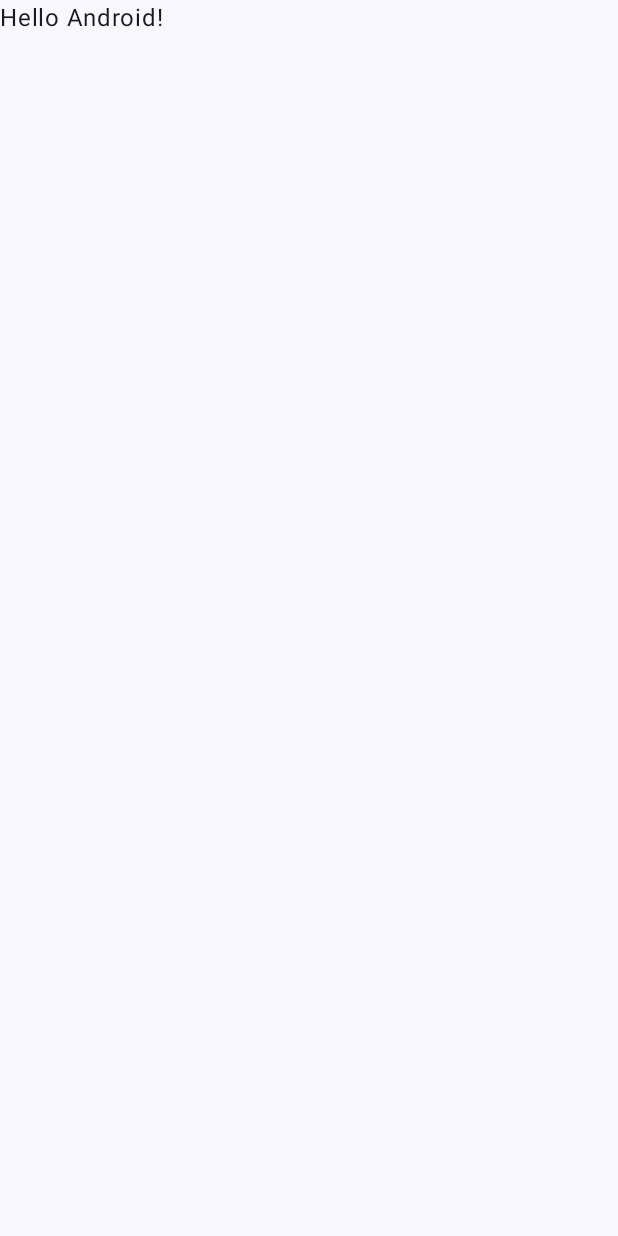
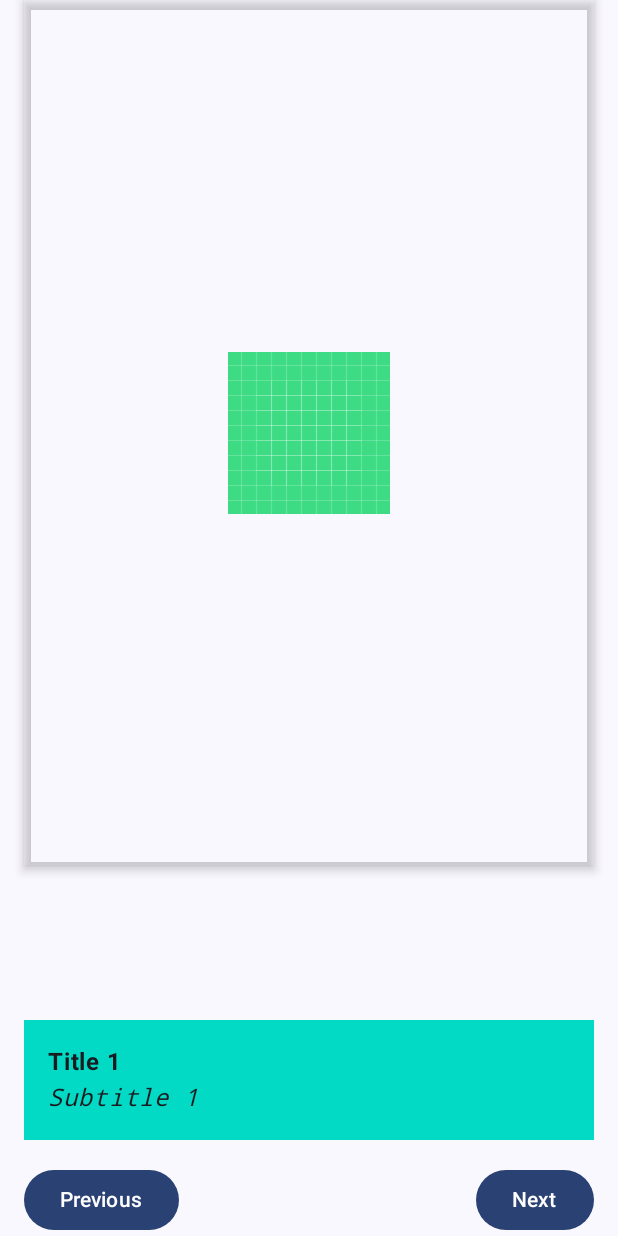
Before and after one commit to PrimozPernat/Dice-Roller-Compose, an Android app built with Jetpack Compose: the screen it shows after launch (ArtSpaceActivity), on a phone screen of 412 x 824 dp. Before the commit the screen is almost empty. Run offline under Robolectric (Android 15) with nearby library versions, the phone set to English and light mode, and no system bars.

Commit message:
ArtAppCompose partial designed completion http://tinyurl.com/35pwv2pa

```diff
--- a/app/artspaceapp/src/main/java/pp/artspaceapp/ArtSpaceActivity.kt
+++ b/app/artspaceapp/src/main/java/pp/artspaceapp/ArtSpaceActivity.kt
@@ -3,13 +3,39 @@ package pp.artspaceapp
 import android.os.Bundle
 import androidx.activity.ComponentActivity
 import androidx.activity.compose.setContent
+import androidx.annotation.IntegerRes
+import androidx.annotation.VisibleForTesting
+import androidx.compose.foundation.Image
+import androidx.compose.foundation.background
+import androidx.compose.foundation.layout.Arrangement
+import androidx.compose.foundation.layout.Column
+import androidx.compose.foundation.layout.Row
+import androidx.compose.foundation.layout.Spacer
+import androidx.compose.foundation.layout.fillMaxHeight
 import androidx.compose.foundation.layout.fillMaxSize
+import androidx.compose.foundation.layout.fillMaxWidth
+import androidx.compose.foundation.layout.padding
+import androidx.compose.material3.Button
 import androidx.compose.material3.MaterialTheme
 import androidx.compose.material3.Surface
 import androidx.compose.material3.Text
 import androidx.compose.runtime.Composable
+import androidx.compose.runtime.getValue
+import androidx.compose.runtime.mutableIntStateOf
+import androidx.compose.runtime.remember
+import androidx.compose.runtime.setValue
+import androidx.compose.ui.Alignment
 import androidx.compose.ui.Modifier
+import androidx.compose.ui.draw.shadow
+import androidx.compose.ui.layout.ContentScale
+import androidx.compose.ui.res.colorResource
+import androidx.compose.ui.res.painterResource
+import androidx.compose.ui.res.stringResource
+import androidx.compose.ui.text.font.FontFamily
+import androidx.compose.ui.text.font.FontStyle
+import androidx.compose.ui.text.font.FontWeight
 import androidx.compose.ui.tooling.preview.Preview
+import androidx.compose.ui.unit.dp
 import pp.artspaceapp.ui.theme.ArtSpaceComposeTheme
 
 class ArtSpaceActivity : ComponentActivity() {
@@ -22,7 +48,7 @@ class ArtSpaceActivity : ComponentActivity() {
                     modifier = Modifier.fillMaxSize(),
                     color = MaterialTheme.colorScheme.background
                 ) {
-                    Greeting("Android")
+                    ArtSpace(generateArtistList())
                 }
             }
         }
@@ -30,17 +56,122 @@ class ArtSpaceActivity : ComponentActivity() {
 }
 
 @Composable
-fun Greeting(name: String, modifier: Modifier = Modifier) {
-    Text(
-        text = "Hello $name!",
+fun ArtSpace(list: MutableList<ArtList>, modifier: Modifier = Modifier) {
+
+    var currentArtPosition by remember {
+        mutableIntStateOf(0)
+    }
+
+    val currentArt = list[currentArtPosition]
+
+    Column(modifier = modifier
+        .fillMaxSize()) {
+        ImageArt(imageId = 2, modifier)
+        Spacer(
+            modifier = modifier
+                .padding(top = 16.dp)
+                .weight(1f)
+        )
+        ArtworkTitle(title = currentArt.title, subtitle = currentArt.subtitle, modifier)
+        Spacer(modifier = modifier.padding(top = 16.dp))
+        ButtonNavigation(
+            onPrevious = {
+                currentArtPosition = nextArtPosition(currentArtPosition - 1, list.size - 1)
+            },
+            onNext = {
+                currentArtPosition = nextArtPosition(currentArtPosition + 1, list.size - 1)
+
+            },
+            modifier
+        )
+    }
+}
+
+@VisibleForTesting
+fun nextArtPosition(nextPosition: Int, maxPosition: Int): Int {
+    return if (nextPosition > maxPosition) {
+        0
+    } else if (nextPosition < 0) {
+        maxPosition
+    } else {
+        nextPosition
+    }
+}
+
+@Composable
+fun ButtonNavigation(onPrevious: () -> Unit, onNext: () -> Unit, modifier: Modifier = Modifier) {
+    Row(
         modifier = modifier
-    )
+            .fillMaxWidth()
+            .padding(horizontal = 16.dp), horizontalArrangement = Arrangement.Absolute.SpaceBetween
+    ) {
+        Button(onClick = {
+            onPrevious.invoke()
+        }) {
+            Text(text = stringResource(id = R.string.previous))
+        }
+        Button(onClick = {
+            onNext.invoke()
+        }) {
+            Text(text = stringResource(id = R.string.next))
+        }
+    }
+}
+
+@Composable
+fun ImageArt(imageId: Int, modifier: Modifier = Modifier) {
+    Column(
+        modifier = modifier
+            .fillMaxWidth()
+            .fillMaxHeight(0.7f)
+            .padding(horizontal = 16.dp)
+            .shadow(4.dp),
+        horizontalAlignment = Alignment.CenterHorizontally,
+        verticalArrangement = Arrangement.Center
+
+    ) {
+        Image(
+            contentScale = ContentScale.FillWidth,
+            painter = painterResource(id = R.drawable.ic_launcher_background),
+            contentDescription = stringResource(id = R.string.image_description),
+        )
+    }
+}
+
+@Composable
+fun ArtworkTitle(title: String, subtitle: String, modifier: Modifier = Modifier) {
+    Column(
+        modifier = modifier
+            .fillMaxWidth()
+            .padding(horizontal = 16.dp)
+            .background(colorResource(id = R.color.teal_200))
+            .padding(16.dp),
+        horizontalAlignment = Alignment.Start,
+        verticalArrangement = Arrangement.Center,
+    ) {
+        Text(text = title, fontWeight = FontWeight.Bold)
+        Text(text = subtitle, fontStyle = FontStyle.Italic, fontFamily = FontFamily.Monospace)
+    }
 }
 
 @Preview(showBackground = true)
 @Composable
-fun GreetingPreview() {
+fun ArtSpacePreview() {
     ArtSpaceComposeTheme {
-        Greeting("Android")
+        ArtSpace(generateArtistList())
     }
 }
+
+data class ArtList(
+    val title: String,
+    val subtitle: String,
+    @IntegerRes val imageId: Int,
+)
+
+fun generateArtistList(maxItems: Int = 10): MutableList<ArtList> {
+    val list = mutableListOf<ArtList>()
+    for (i in 1..maxItems) {
+        list.add(ArtList("Title $i", "Subtitle $i", i))
+    }
+    return list
+}
--- a/app/artspaceapp/src/main/res/values/strings.xml
+++ b/app/artspaceapp/src/main/res/values/strings.xml
@@ -1,3 +1,6 @@
 <resources>
     <string name="app_name">ArtSpaceApp</string>
+    <string name="image_description">Art Image</string>
+    <string name="next">Next</string>
+    <string name="previous">Previous</string>
 </resources>
```
Also changed, not shown: 4 other files.
